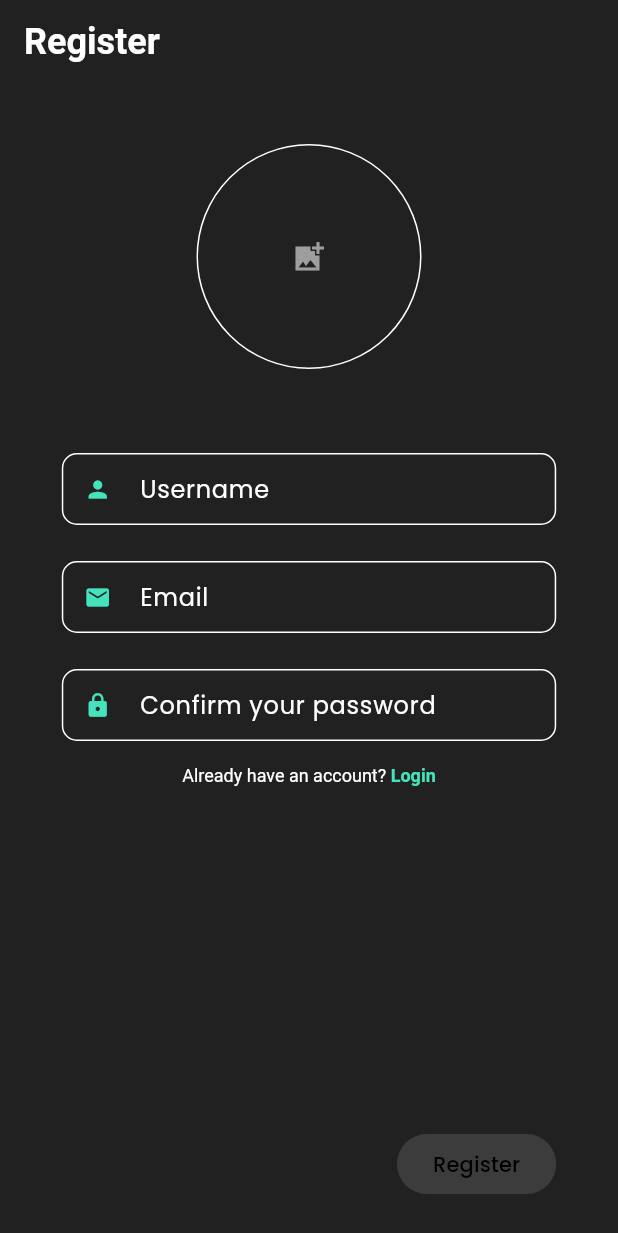
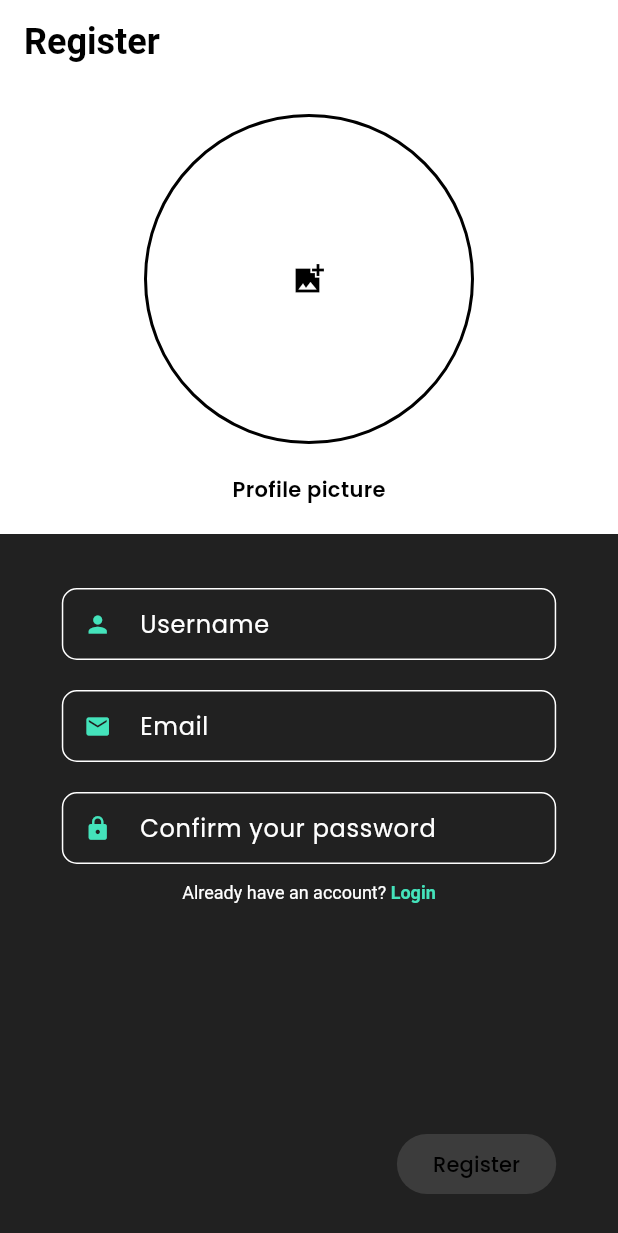
Before and after one commit to HelioPC/great_places, a Flutter app: the SignUpPage screen opened by its route, on a phone screen of 412 x 824 dp. Shown: the top 1233 px of the screen. Run offline on Flutter 3.47's test engine with Material 3 defaults, Android fonts, the phone set to English and light mode, and no system bars; our stand-ins replace awesome_snackbar_content, cloud_firestore, firebase_auth, firebase_core, firebase_storage, flutter_riverpod and 5 more; missing offline and left inert: adaptive_action_sheet, flutter_config, validatorless; accounts and stored records are empty; generated files the repository leaves out were written again.

Commit message:
Fix login and register UIs

```diff
--- a/lib/src/features/auth/presentation/login/login_page.dart
+++ b/lib/src/features/auth/presentation/login/login_page.dart
@@ -60,7 +60,7 @@ class _LoginPageState extends State<LoginPage> {
               child: Align(
                 alignment: Alignment.center,
                 child: Container(
-                  margin: const EdgeInsets.only(top: 40),
+                  margin: const EdgeInsets.only(top: 36),
                   width: MediaQuery.sizeOf(context).width * 0.8,
                   child: Form(
                     key: _formKey,
@@ -85,7 +85,7 @@ class _LoginPageState extends State<LoginPage> {
                             ),
                           ),
                         ),
-                        const SizedBox(height: 24),
+                        const SizedBox(height: 20),
                         TextFormField(
                           controller: _passwordController,
                           onTapOutside: (_) => FocusScope.of(context).unfocus(),
@@ -113,7 +113,7 @@ class _LoginPageState extends State<LoginPage> {
                             ),
                           ),
                         ),
-                        const SizedBox(height: 16),
+                        const SizedBox(height: 12),
                         RichText(
                           text: TextSpan(
                             text: 'Don\'t have an account? ',
--- a/lib/src/features/auth/presentation/sign_up/sign_up_page.dart
+++ b/lib/src/features/auth/presentation/sign_up/sign_up_page.dart
@@ -1,3 +1,4 @@
+import 'package:adaptive_action_sheet/adaptive_action_sheet.dart';
 import 'package:flutter/gestures.dart';
 import 'package:flutter/material.dart';
 import 'package:great_places/src/common/router/app_routes.dart';
@@ -21,6 +22,7 @@ class _SignUpPageState extends State<SignUpPage> {
   final _formKey = GlobalKey<FormState>();
   final _emailController = TextEditingController();
   final _passwordController = TextEditingController();
+  final _nameController = TextEditingController();
 
   bool get _isFormValid => _formKey.currentState?.validate() ?? false;
 
@@ -28,6 +30,7 @@ class _SignUpPageState extends State<SignUpPage> {
   void dispose() {
     _emailController.dispose();
     _passwordController.dispose();
+    _nameController.dispose();
     super.dispose();
   }
 
@@ -35,48 +38,82 @@ class _SignUpPageState extends State<SignUpPage> {
   Widget build(BuildContext context) {
     return Scaffold(
       appBar: AppBar(
+        iconTheme: const IconThemeData(color: Colors.black),
+        backgroundColor: Colors.white,
         elevation: 0,
-        title: const Text('Register'),
+        title: const Text(
+          'Register',
+          style: TextStyle(
+            color: Colors.black,
+            fontSize: 24,
+            fontWeight: FontWeight.w600,
+          ),
+        ),
         centerTitle: false,
       ),
       body: SafeArea(
         child: CustomScrollView(
+          physics: const ClampingScrollPhysics(),
           slivers: [
+            SliverToBoxAdapter(
+              child: Container(
+                color: Colors.white,
+                height: 300,
+                width: double.infinity,
+                child: Column(
+                  mainAxisAlignment: MainAxisAlignment.spaceEvenly,
+                  children: [
+                    GestureDetector(
+                      onTap: () {
+                      },
+                      child: Container(
+                        width: 220,
+                        height: 220,
+                        decoration: BoxDecoration(
+                          border: Border.all(
+                            width: 2,
+                            color: Colors.black,
+                          ),
+                          borderRadius: BorderRadius.circular(200),
+                        ),
+                        child: const Icon(
+                          Icons.add_photo_alternate_sharp,
+                          color: Colors.black,
+                        ),
+                      ),
+                    ),
+                    const Text(
+                      'Profile picture',
+                      style: TextStyle(
+                        color: Colors.black,
+                        fontSize: 14,
+                        fontWeight: FontWeight.w600,
+                      ),
+                    ),
+                  ],
+                ),
+              ),
+            ),
             SliverFillRemaining(
               hasScrollBody: false,
               child: Align(
                 alignment: Alignment.center,
                 child: Container(
-                  margin: const EdgeInsets.only(top: 40),
+                  margin: const EdgeInsets.only(top: 36),
                   width: MediaQuery.sizeOf(context).width * 0.8,
                   child: Form(
                     key: _formKey,
                     child: Column(
                       children: [
-                        Container(
-                          width: 150,
-                          height: 150,
-                          decoration: BoxDecoration(
-                            border: Border.all(
-                              width: 1,
-                              color: Colors.white,
-                            ),
-                            borderRadius: BorderRadius.circular(100),
-                          ),
-                          child: const Icon(
-                            Icons.add_photo_alternate_sharp,
-                            color: Colors.grey,
-                          ),
-                        ),
-                        const SizedBox(height: 56),
                         TextFormField(
-                          // controller: _emailController,
+                          controller: _nameController,
                           onTapOutside: (_) => FocusScope.of(context).unfocus(),
                           keyboardType: TextInputType.text,
                           textInputAction: TextInputAction.next,
                           validator: Validatorless.multiple([
                             Validatorless.required('Required field'),
-                            Validatorless.email('Invalid name'),
+                            Validatorless.min(2, 'Invalid name'),
+                            Validatorless.max(16, 'Invalid name'),
                           ]),
                           decoration: InputDecoration(
                             prefixIcon: const Icon(Icons.person),
@@ -88,7 +125,7 @@ class _SignUpPageState extends State<SignUpPage> {
                             ),
                           ),
                         ),
-                        const SizedBox(height: 24),
+                        const SizedBox(height: 20),
                         TextFormField(
                           controller: _emailController,
                           onTapOutside: (_) => FocusScope.of(context).unfocus(),
@@ -96,7 +133,7 @@ class _SignUpPageState extends State<SignUpPage> {
                           textInputAction: TextInputAction.next,
                           validator: Validatorless.multiple([
                             Validatorless.required('Required field'),
-                            Validatorless.email('Invalid email'),
+                            Validatorless.email('Invalid name'),
                           ]),
                           decoration: InputDecoration(
                             prefixIcon: const Icon(Icons.email),
@@ -108,7 +145,7 @@ class _SignUpPageState extends State<SignUpPage> {
                             ),
                           ),
                         ),
-                        const SizedBox(height: 24),
+                        const SizedBox(height: 20),
                         TextFormField(
                           controller: _passwordController,
                           onTapOutside: (_) => FocusScope.of(context).unfocus(),
@@ -136,7 +173,7 @@ class _SignUpPageState extends State<SignUpPage> {
                             ),
                           ),
                         ),
-                        const SizedBox(height: 16),
+                        const SizedBox(height: 12),
                         RichText(
                           text: TextSpan(
                             text: 'Already have an account? ',
--- a/pubspec.yaml
+++ b/pubspec.yaml
@@ -7,6 +7,7 @@ environment:
   sdk: '>=3.1.0-246.0.dev <4.0.0'
 
 dependencies:
+  adaptive_action_sheet: ^2.0.3
   awesome_snackbar_content: ^0.1.3
   cloud_firestore: ^4.14.0
   firebase_auth: ^4.16.0
```
Also changed, not shown: pubspec.lock.
